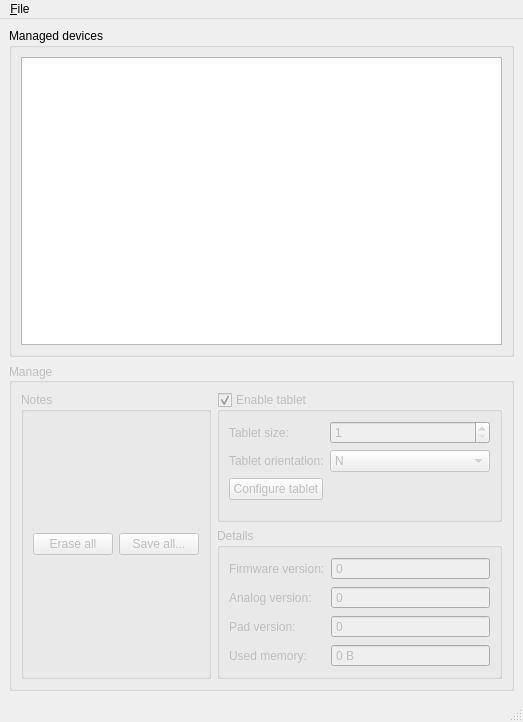
Above: m210c-qt/ui/mainwindow.ui from tuomasjjrasanen/m210 before the change. Below: the same form after it.
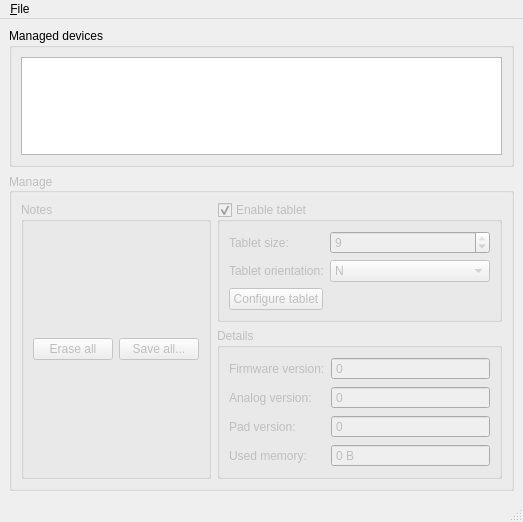
That is the form after the change.

Commit message: m210c-qt: handling unplugging correctly

What changed in the file:
```diff
--- a/m210c-qt/ui/mainwindow.ui
+++ b/m210c-qt/ui/mainwindow.ui
@@ -7,7 +7,7 @@
     <x>0</x>
     <y>0</y>
     <width>523</width>
-    <height>722</height>
+    <height>522</height>
    </rect>
   </property>
   <property name="windowTitle">
@@ -130,6 +130,9 @@
                 <property name="maximum">
                  <number>9</number>
                 </property>
+                <property name="value">
+                 <number>9</number>
+                </property>
                </widget>
               </item>
               <item row="1" column="0">
```
The commit also changes 1 other file.
